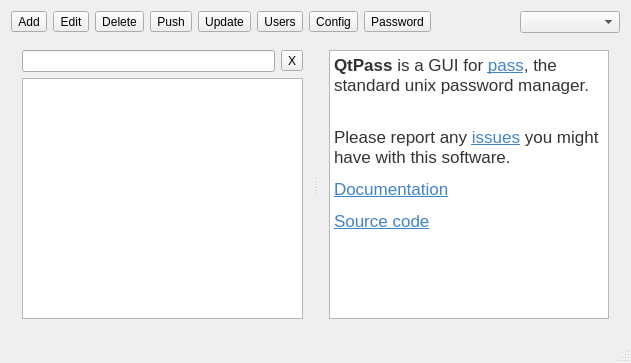
This is mainwindow.ui in IJHack/QtPass as Qt 5 draws it before an edit. The edited form follows.
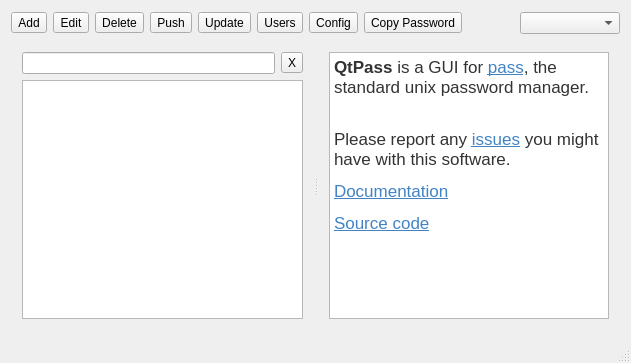
This is the edited form. Icons and pictures are not drawn.

Commit message: Added usage of system icons on the buttons and improved spacing between buttons

What changed in the file:
```diff
--- a/mainwindow.ui
+++ b/mainwindow.ui
@@ -41,6 +41,12 @@
          <property name="text">
           <string>Add</string>
          </property>
+         <property name="icon">
+          <iconset theme="document-new"/>
+         </property>
+         <property name="toolButtonStyle">
+          <enum>Qt::ToolButtonTextBesideIcon</enum>
+         </property>
         </widget>
        </item>
        <item>
@@ -48,6 +54,12 @@
          <property name="text">
           <string>Edit</string>
          </property>
+         <property name="icon">
+          <iconset theme="document-properties"/>
+         </property>
+         <property name="toolButtonStyle">
+          <enum>Qt::ToolButtonTextBesideIcon</enum>
+         </property>
         </widget>
        </item>
        <item>
@@ -55,13 +67,41 @@
          <property name="text">
           <string>Delete</string>
          </property>
+         <property name="icon">
+          <iconset theme="edit-delete"/>
+         </property>
+         <property name="toolButtonStyle">
+          <enum>Qt::ToolButtonTextBesideIcon</enum>
+         </property>
         </widget>
        </item>
+       <item>
+        <spacer name="horizontalSpacer">
+         <property name="orientation">
+          <enum>Qt::Horizontal</enum>
+         </property>
+         <property name="sizeType">
+          <enum>QSizePolicy::Maximum</enum>
+         </property>
+         <property name="sizeHint" stdset="0">
+          <size>
+           <width>24</width>
+           <height>24</height>
+          </size>
+         </property>
+        </spacer>
+       </item>
        <item>
         <widget class="QToolButton" name="pushButton">
          <property name="text">
           <string>Push</string>
          </property>
+         <property name="icon">
+          <iconset theme="go-top"/>
+         </property>
+         <property name="toolButtonStyle">
+          <enum>Qt::ToolButtonTextBesideIcon</enum>
+         </property>
         </widget>
        </item>
        <item>
@@ -69,13 +109,41 @@
          <property name="text">
           <string>Update</string>
          </property>
+         <property name="icon">
+          <iconset theme="view-refresh"/>
+         </property>
+         <property name="toolButtonStyle">
+          <enum>Qt::ToolButtonTextBesideIcon</enum>
+         </property>
         </widget>
        </item>
+       <item>
+        <spacer name="horizontalSpacer_2">
+         <property name="orientation">
+          <enum>Qt::Horizontal</enum>
+         </property>
+         <property name="sizeType">
+          <enum>QSizePolicy::Maximum</enum>
+         </property>
+         <property name="sizeHint" stdset="0">
+          <size>
+           <width>24</width>
+           <height>24</height>
+          </size>
+         </property>
+        </spacer>
+       </item>
        <item>
         <widget class="QToolButton" name="usersButton">
          <property name="text">
           <string>Users</string>
          </property>
+         <property name="icon">
+          <iconset theme="stock_new-bcard"/>
+         </property>
+         <property name="toolButtonStyle">
+          <enum>Qt::ToolButtonTextBesideIcon</enum>
+         </property>
         </widget>
        </item>
        <item>
@@ -83,26 +151,54 @@
          <property name="text">
           <string>Config</string>
          </property>
+         <property name="icon">
+          <iconset theme="document-properties"/>
+         </property>
+         <property name="toolButtonStyle">
+          <enum>Qt::ToolButtonTextBesideIcon</enum>
+         </property>
         </widget>
        </item>
+       <item>
+        <spacer name="horizontalSpacer_3">
+         <property name="orientation">
+          <enum>Qt::Horizontal</enum>
+         </property>
+         <property name="sizeType">
+          <enum>QSizePolicy::Maximum</enum>
+         </property>
+         <property name="sizeHint" stdset="0">
+          <size>
+           <width>24</width>
+           <height>24</height>
+          </size>
+         </property>
+        </spacer>
+       </item>
        <item>
         <widget class="QToolButton" name="copyPasswordButton">
          <property name="toolTip">
           <string>Copy Password</string>
          </property>
          <property name="text">
-          <string>Password</string>
+          <string>Copy Password</string>
+         </property>
+         <property name="icon">
+          <iconset theme="edit-copy"/>
+         </property>
+         <property name="toolButtonStyle">
+          <enum>Qt::ToolButtonTextBesideIcon</enum>
          </property>
         </widget>
        </item>
        <item>
-        <spacer name="horizontalSpacer">
+        <spacer name="horizontalSpacer_4">
          <property name="orientation">
           <enum>Qt::Horizontal</enum>
          </property>
          <property name="sizeHint" stdset="0">
           <size>
-           <width>40</width>
+           <width>100</width>
            <height>20</height>
           </size>
          </property>
@@ -144,6 +240,12 @@
             <property name="text">
              <string>X</string>
             </property>
+            <property name="icon">
+             <iconset theme="edit-clear"/>
+            </property>
+            <property name="toolButtonStyle">
+             <enum>Qt::ToolButtonIconOnly</enum>
+            </property>
            </widget>
           </item>
          </layout>
@@ -174,11 +276,11 @@
            <string>&lt;!DOCTYPE HTML PUBLIC &quot;-//W3C//DTD HTML 4.0//EN&quot; &quot;http://www.w3.org/TR/REC-html40/strict.dtd&quot;&gt;
 &lt;html&gt;&lt;head&gt;&lt;meta name=&quot;qrichtext&quot; content=&quot;1&quot; /&gt;&lt;style type=&quot;text/css&quot;&gt;
 p, li { white-space: pre-wrap; }
-&lt;/style&gt;&lt;/head&gt;&lt;body style=&quot; font-family:'.Helvetica Neue DeskInterface'; font-size:13pt; font-weight:400; font-style:normal;&quot;&gt;
-&lt;p style=&quot; margin-top:12px; margin-bottom:12px; margin-left:0px; margin-right:0px; -qt-block-indent:0; text-indent:0px;&quot;&gt;&lt;span style=&quot; font-family:'Helvetica Neue,Helvetica,Segoe UI,Arial,freesans,sans-serif'; font-weight:600; color:#333333;&quot;&gt;QtPass&lt;/span&gt;&lt;span style=&quot; font-family:'Helvetica Neue,Helvetica,Segoe UI,Arial,freesans,sans-serif'; color:#333333;&quot;&gt; is a GUI for &lt;/span&gt;&lt;a href=&quot;http://www.passwordstore.org/&quot;&gt;&lt;span style=&quot; font-family:'Helvetica Neue,Helvetica,Segoe UI,Arial,freesans,sans-serif'; text-decoration: underline; color:#4183c4; background-color:transparent;&quot;&gt;pass&lt;/span&gt;&lt;/a&gt;&lt;span style=&quot; font-family:'Helvetica Neue,Helvetica,Segoe UI,Arial,freesans,sans-serif'; color:#333333;&quot;&gt;, the standard unix password manager.&lt;/span&gt;&lt;/p&gt;
-&lt;p style=&quot; margin-top:12px; margin-bottom:12px; margin-left:0px; margin-right:0px; -qt-block-indent:0; text-indent:0px;&quot;&gt;&lt;span style=&quot; font-family:'Helvetica Neue,Helvetica,Segoe UI,Arial,freesans,sans-serif'; color:#333333;&quot;&gt;&lt;br /&gt;Please report any &lt;/span&gt;&lt;a href=&quot;https://github.com/IJHack/qtpass/issues&quot;&gt;&lt;span style=&quot; font-family:'Helvetica Neue,Helvetica,Segoe UI,Arial,freesans,sans-serif'; text-decoration: underline; color:#4183c4;&quot;&gt;issues&lt;/span&gt;&lt;/a&gt;&lt;span style=&quot; font-family:'Helvetica Neue,Helvetica,Segoe UI,Arial,freesans,sans-serif'; color:#333333;&quot;&gt; you might have with this software.&lt;/span&gt;&lt;/p&gt;
-&lt;p style=&quot; margin-top:12px; margin-bottom:12px; margin-left:0px; margin-right:0px; -qt-block-indent:0; text-indent:0px;&quot;&gt;&lt;a href=&quot;http://qtpass.org/&quot;&gt;&lt;span style=&quot; font-family:'Helvetica Neue,Helvetica,Segoe UI,Arial,freesans,sans-serif'; text-decoration: underline; color:#4183c4; background-color:transparent;&quot;&gt;Documentation&lt;/span&gt;&lt;/a&gt;&lt;/p&gt;
-&lt;p style=&quot; margin-top:12px; margin-bottom:12px; margin-left:0px; margin-right:0px; -qt-block-indent:0; text-indent:0px;&quot;&gt;&lt;a href=&quot;https://github.com/IJHack/qtpass&quot;&gt;&lt;span style=&quot; font-family:'Helvetica Neue,Helvetica,Segoe UI,Arial,freesans,sans-serif'; text-decoration: underline; color:#4183c4; background-color:transparent;&quot;&gt;Source code&lt;/span&gt;&lt;/a&gt;&lt;/p&gt;&lt;/body&gt;&lt;/html&gt;</string>
+&lt;/style&gt;&lt;/head&gt;&lt;body style=&quot; font-family:'Noto Sans'; font-size:9pt; font-weight:400; font-style:normal;&quot;&gt;
+&lt;p style=&quot; margin-top:12px; margin-bottom:12px; margin-left:0px; margin-right:0px; -qt-block-indent:0; text-indent:0px;&quot;&gt;&lt;span style=&quot; font-family:'Helvetica Neue,Helvetica,Segoe UI,Arial,freesans,sans-serif'; font-size:13pt; font-weight:600; color:#333333;&quot;&gt;QtPass&lt;/span&gt;&lt;span style=&quot; font-family:'Helvetica Neue,Helvetica,Segoe UI,Arial,freesans,sans-serif'; font-size:13pt; color:#333333;&quot;&gt; is a GUI for &lt;/span&gt;&lt;a href=&quot;http://www.passwordstore.org/&quot;&gt;&lt;span style=&quot; font-family:'Helvetica Neue,Helvetica,Segoe UI,Arial,freesans,sans-serif'; font-size:13pt; text-decoration: underline; color:#4183c4; background-color:transparent;&quot;&gt;pass&lt;/span&gt;&lt;/a&gt;&lt;span style=&quot; font-family:'Helvetica Neue,Helvetica,Segoe UI,Arial,freesans,sans-serif'; font-size:13pt; color:#333333;&quot;&gt;, the standard unix password manager.&lt;/span&gt;&lt;/p&gt;
+&lt;p style=&quot; margin-top:12px; margin-bottom:12px; margin-left:0px; margin-right:0px; -qt-block-indent:0; text-indent:0px;&quot;&gt;&lt;span style=&quot; font-family:'Helvetica Neue,Helvetica,Segoe UI,Arial,freesans,sans-serif'; font-size:13pt; color:#333333;&quot;&gt;&lt;br /&gt;Please report any &lt;/span&gt;&lt;a href=&quot;https://github.com/IJHack/qtpass/issues&quot;&gt;&lt;span style=&quot; font-family:'Helvetica Neue,Helvetica,Segoe UI,Arial,freesans,sans-serif'; font-size:13pt; text-decoration: underline; color:#4183c4;&quot;&gt;issues&lt;/span&gt;&lt;/a&gt;&lt;span style=&quot; font-family:'Helvetica Neue,Helvetica,Segoe UI,Arial,freesans,sans-serif'; font-size:13pt; color:#333333;&quot;&gt; you might have with this software.&lt;/span&gt;&lt;/p&gt;
+&lt;p style=&quot; margin-top:12px; margin-bottom:12px; margin-left:0px; margin-right:0px; -qt-block-indent:0; text-indent:0px;&quot;&gt;&lt;a href=&quot;http://qtpass.org/&quot;&gt;&lt;span style=&quot; font-family:'Helvetica Neue,Helvetica,Segoe UI,Arial,freesans,sans-serif'; font-size:13pt; text-decoration: underline; color:#4183c4; background-color:transparent;&quot;&gt;Documentation&lt;/span&gt;&lt;/a&gt;&lt;/p&gt;
+&lt;p style=&quot; margin-top:12px; margin-bottom:12px; margin-left:0px; margin-right:0px; -qt-block-indent:0; text-indent:0px;&quot;&gt;&lt;a href=&quot;https://github.com/IJHack/qtpass&quot;&gt;&lt;span style=&quot; font-family:'Helvetica Neue,Helvetica,Segoe UI,Arial,freesans,sans-serif'; font-size:13pt; text-decoration: underline; color:#4183c4; background-color:transparent;&quot;&gt;Source code&lt;/span&gt;&lt;/a&gt;&lt;/p&gt;&lt;/body&gt;&lt;/html&gt;</string>
           </property>
          </widget>
         </item>
```
The commit also changes 2 other files.
